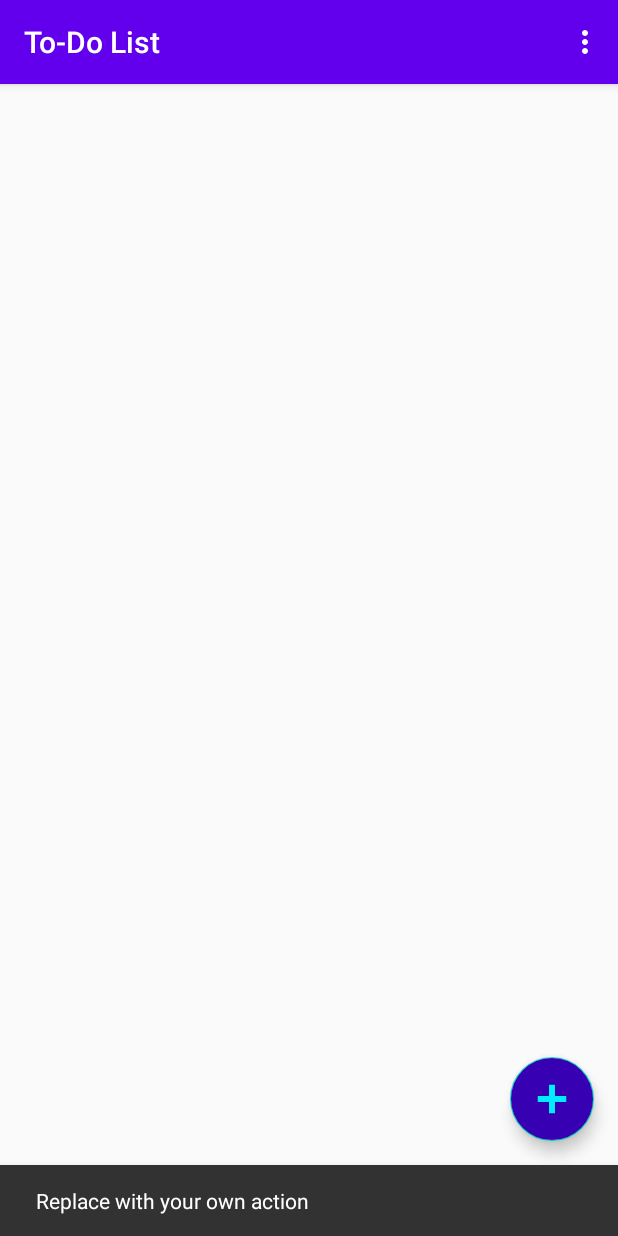
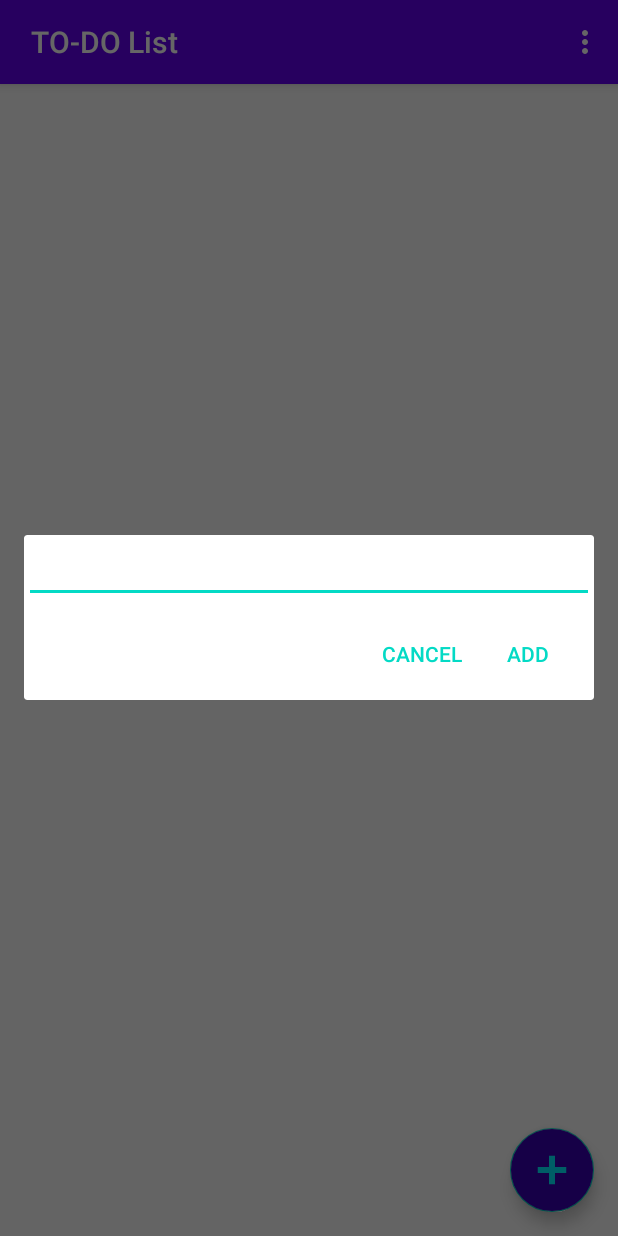
Before and after one commit to SachinBarpanda/To-DoList, an Android app: the screen it shows after launch (MainActivity), after a tap on an icon or button, on a phone screen of 412 x 824 dp. Run offline under Robolectric (Android 15) with nearby library versions, the phone set to English and light mode, and no system bars.

Commit message:
Error of the "my recyclerView item is showing the item in full screen in kotlin" solved

```diff
--- a/app/src/main/java/great/sachin/to_dolist/DBHandler.kt
+++ b/app/src/main/java/great/sachin/to_dolist/DBHandler.kt
@@ -19,8 +19,9 @@ class DBHandler(val context: Context) : SQLiteOpenHelper(context, DB_NAME,null,
         //null in remainder
     }
 
-    override fun onUpgrade(db: SQLiteDatabase?, oldVersion: Int, newVersion: Int) {
-
+    override fun onUpgrade(db: SQLiteDatabase, oldVersion: Int, newVersion: Int) {
+//        db.execSQL("DROP TABLE IF EXISTS $TABLE_TO_DO")
+//        onCreate(db)
     }
     fun addToDoITems(items: ToDoItems):Boolean{
         val db = writableDatabase
@@ -42,6 +43,8 @@ class DBHandler(val context: Context) : SQLiteOpenHelper(context, DB_NAME,null,
                 val todoObject = ToDoItems()
                 todoObject.id = queryResult.getLong(queryResult.getColumnIndex(COL_ID))
                 todoObject.name = queryResult.getString(queryResult.getColumnIndex(COL_NAME))
+                todoObject.isCompleted = queryResult.getInt(queryResult.getColumnIndex(
+                    COL_IS_COMPLETED))==1
                 result.add(todoObject)
             }while(queryResult.moveToNext())
         }
--- a/app/src/main/java/great/sachin/to_dolist/MainActivity.kt
+++ b/app/src/main/java/great/sachin/to_dolist/MainActivity.kt
@@ -1,23 +1,89 @@
 package great.sachin.to_dolist
 
+import android.app.AlertDialog
+import android.content.Context
+import android.content.DialogInterface
 import android.os.Bundle
-import com.google.android.material.snackbar.Snackbar
+import android.view.*
+import android.widget.CheckBox
 import androidx.appcompat.app.AppCompatActivity
-import android.view.Menu
-import android.view.MenuItem
+import android.widget.EditText
+import android.widget.LinearLayout
+import android.widget.TextView
+import androidx.core.content.contentValuesOf
+import androidx.recyclerview.widget.LinearLayoutManager
+import androidx.recyclerview.widget.RecyclerView
 
 import kotlinx.android.synthetic.main.activity_main.*
+import kotlinx.android.synthetic.main.content_main.*
 
 class MainActivity : AppCompatActivity() {
+
+    lateinit var dbHandler: DBHandler
 
     override fun onCreate(savedInstanceState: Bundle?) {
         super.onCreate(savedInstanceState)
         setContentView(R.layout.activity_main)
         setSupportActionBar(toolbar)
+        setTitle(" TO-DO List ")
 
-        fabIcon.setOnClickListener { view ->
-            Snackbar.make(view, "Replace with your own action", Snackbar.LENGTH_LONG)
-                    .setAction("Action", null).show()
+        dbHandler = DBHandler(this)
+        recycler_view.layoutManager = LinearLayoutManager(this);
+        setSupportActionBar(toolbar)
+
+        fabIcon.setOnClickListener {
+            val view=  layoutInflater.inflate(R.layout.dialog_add_item,null)
+            val dialog = AlertDialog.Builder(this)
+            val todoName = view.findViewById<EditText>(R.id.textEditor)
+            dialog.setView(view)
+            dialog.setPositiveButton("Add") { _: DialogInterface, _: Int ->
+                if(todoName.text.isNotEmpty()){
+                    val toDoItems = ToDoItems()
+                    toDoItems.name = todoName.text.toString()
+                    toDoItems.isCompleted = false
+                    dbHandler.addToDoITems(toDoItems)
+                    reloadList()
+                }
+            }
+            dialog.setNegativeButton("Cancel"){ _: DialogInterface, _: Int ->
+
+            }
+
+            dialog.show()
+//            Snackbar.make(view, "Replace with your own action", Snackbar.LENGTH_LONG)
+//                    .setAction("Action", null).show()
+        }
+    }
+
+    override fun onResume() {
+        reloadList()
+        super.onResume()
+    }
+
+    fun reloadList(){
+        recycler_view.adapter = MainRecyclerAdapter(this,dbHandler.getToDoItems())
+    }
+
+    class MainRecyclerAdapter(val context: Context,val list: MutableList<ToDoItems>) :
+        RecyclerView.Adapter<MainRecyclerAdapter.ViewHolder>() {
+
+
+        override fun onCreateViewHolder(parent: ViewGroup, viewType: Int): ViewHolder {
+            return ViewHolder(LayoutInflater.from(context).inflate(R.layout.view_holder_main_activity,
+                parent,false))
+        }
+
+        override fun getItemCount(): Int {
+            return list.size
+        }
+
+        override fun onBindViewHolder(holder: ViewHolder, position: Int) {
+            holder.taskName.text = list[position].name
+            holder.checkBox.isChecked = list[position].isCompleted
+        }
+        class ViewHolder(v: View) : RecyclerView.ViewHolder(v){
+            val taskName : TextView = v.findViewById(R.id.viewTaskName)
+            val checkBox : CheckBox = v.findViewById(R.id.checkBox)
         }
     }
 
--- /dev/null
+++ b/app/src/main/res/layout/dialog_add_item.xml
@@ -0,0 +1,13 @@
+<?xml version="1.0" encoding="utf-8"?>
+<RelativeLayout xmlns:android="http://schemas.android.com/apk/res/android"
+    android:layout_width="match_parent"
+    android:layout_height="match_parent">
+
+    <EditText
+        android:id="@+id/textEditor"
+        android:layout_width="match_parent"
+        android:layout_height="wrap_content"
+         />
+
+
+</RelativeLayout>
--- a/app/src/main/res/layout/dialogue_add_item.xml
+++ /dev/null
@@ -1,6 +0,0 @@
-<?xml version="1.0" encoding="utf-8"?>
-<androidx.constraintlayout.widget.ConstraintLayout
-    xmlns:android="http://schemas.android.com/apk/res/android" android:layout_width="match_parent"
-    android:layout_height="match_parent">
-
-</androidx.constraintlayout.widget.ConstraintLayout>
--- a/app/src/main/res/values/strings.xml
+++ b/app/src/main/res/values/strings.xml
@@ -9,4 +9,5 @@
 
     <string name="hello_first_fragment">Hello first fragment</string>
     <string name="hello_second_fragment">Hello second fragment. Arg: %1$s</string>
+    <string name="textview">TextView</string>
 </resources>
```
Also changed, not shown: app/src/main/res/layout/view_holder_main_activity.xml (added, +22 -0 lines).
